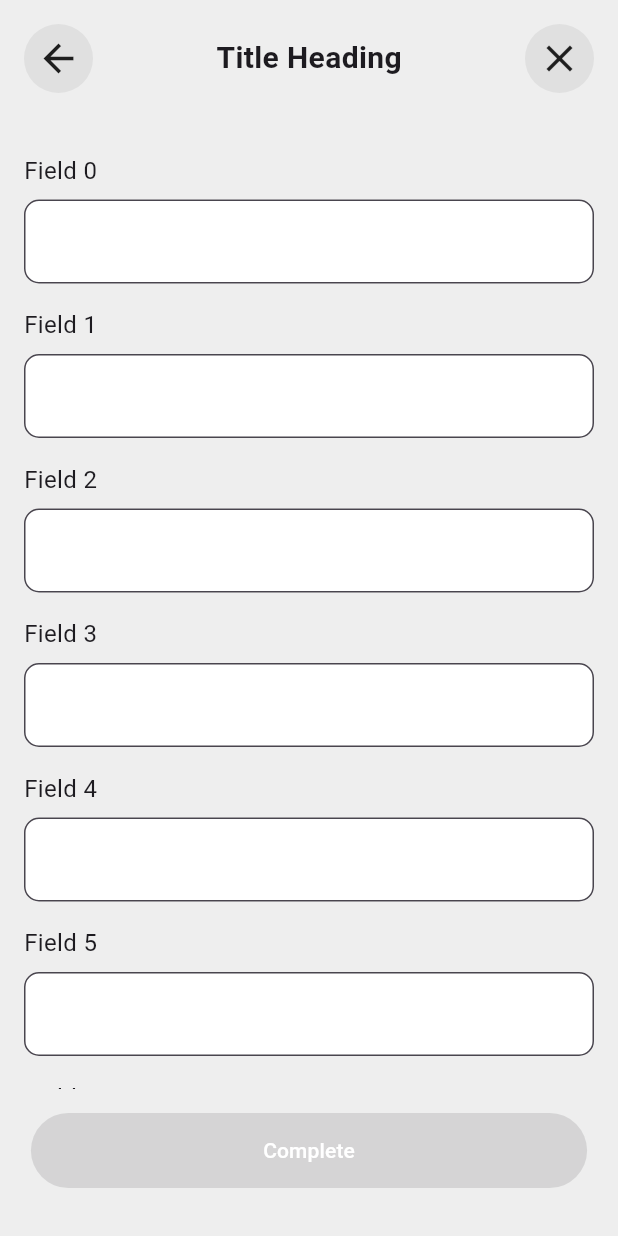
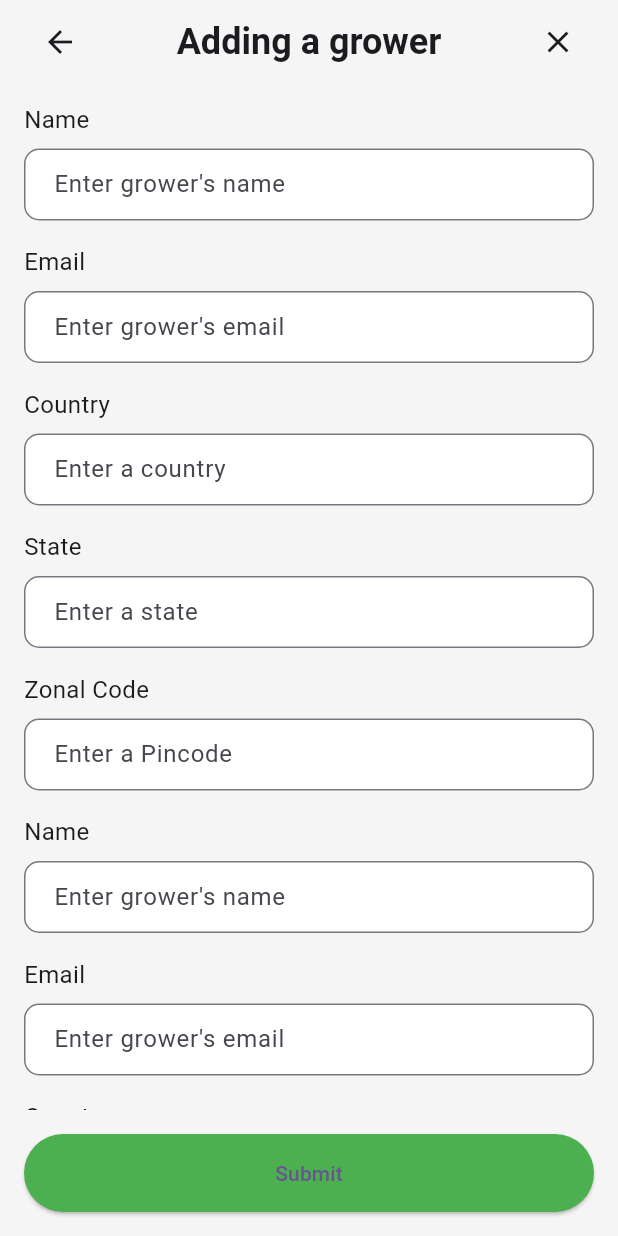
Before and after one commit to rajeev210403/tryapp, a Flutter app: the InputPage screen opened directly, after a tap on the "arrow back" icon, on a phone screen of 412 x 824 dp. Run offline on Flutter 3.47's test engine with Material 3 defaults, Android fonts, the phone set to English and light mode, and no system bars.

Commit message:
input form1

```diff
--- a/assets/jsonfiles/adding_a_grower.json
+++ b/assets/jsonfiles/adding_a_grower.json
@@ -1,5 +1,30 @@
 {
   "Adding a grower": [
+    {
+      "fieldname": "Name",
+      "type": "Text",
+      "label": "Enter grower's name"
+    },
+    {
+      "fieldname": "Email",
+      "type": "Email",
+      "label": "Enter grower's email"
+    },
+    {
+      "fieldname": "Country",
+      "type": "Text",
+      "label": "Enter a country"
+    },
+    {
+      "fieldname": "State",
+      "type": "Text",
+      "label": "Enter a state"
+    },
+    {
+      "fieldname": "Zonal Code",
+      "type": "Number",
+      "label": "Enter a Pincode"
+    },
     {
       "fieldname": "Name",
       "type": "Text",
--- a/lib/input.dart
+++ b/lib/input.dart
@@ -1,4 +1,6 @@
+import 'dart:convert';
 import 'package:flutter/material.dart';
+import 'package:flutter/services.dart';
 
 class InputPage extends StatefulWidget {
   @override
@@ -6,143 +8,76 @@ class InputPage extends StatefulWidget {
 }
 
 class _InputPageState extends State<InputPage> {
-  final List<TextEditingController> _controllers = List.generate(10, (_) => TextEditingController());
-  bool _isButtonEnabled = false;
+  Map<String, dynamic>? jsonData;
+  List<dynamic> fields = [];
+  bool isLoading = true;
+  String pageTitle = '';
 
   @override
   void initState() {
     super.initState();
-    for (var controller in _controllers) {
-      controller.addListener(_checkIfAllFieldsAreFilled);
+    loadJsonData();
+  }
+
+  Future<void> loadJsonData() async {
+    try {
+      final String response = await rootBundle.loadString('assets/jsonfiles/adding_a_grower.json');
+      final data = json.decode(response) as Map<String, dynamic>;
+      setState(() {
+        jsonData = data;
+        if (data.isNotEmpty) {
+          pageTitle = data.keys.first;
+          fields = data[pageTitle];
+        }
+        isLoading = false;
+      });
+    } catch (e) {
+      print("Error loading JSON data: $e");
+      setState(() {
+        isLoading = false;
+      });
     }
   }
 
-  @override
-  void dispose() {
-    for (var controller in _controllers) {
-      controller.removeListener(_checkIfAllFieldsAreFilled);
-      controller.dispose();
+  Widget buildInputField(Map<String, dynamic> field) {
+    TextInputType inputType;
+    switch (field['type']) {
+      case 'Text':
+        inputType = TextInputType.text;
+        break;
+      case 'Email':
+        inputType = TextInputType.emailAddress;
+        break;
+      case 'Number':
+        inputType = TextInputType.number;
+        break;
+      default:
+        inputType = TextInputType.text;
     }
-    super.dispose();
-  }
 
-  void _checkIfAllFieldsAreFilled() {
-    bool allFilled = _controllers.every((controller) => controller.text.isNotEmpty);
-    setState(() {
-      _isButtonEnabled = allFilled;
-    });
-  }
-
-  @override
-  Widget build(BuildContext context) {
-    return Scaffold(
-      body: SafeArea(
-        child: Container(
-          color: Colors.grey[200], // Set background color of the screen
-          padding: const EdgeInsets.only(bottom: 16.0),
-          child: Column(
-            children: [
-              // Top Segment
-              Container(
-                padding: EdgeInsets.all(16.0),
-                child: Row(
-                  mainAxisAlignment: MainAxisAlignment.spaceBetween,
-                  children: [
-                    _iconButton(Icons.arrow_back, () {
-                      // Implement back functionality
-                    }),
-                    Text(
-                      'Title Heading',
-                      style: TextStyle(fontSize: 20, fontWeight: FontWeight.bold),
-                    ),
-                    _iconButton(Icons.close, () {
-                      // Implement close functionality
-                    }),
-                  ],
-                ),
-              ),
-              // Middle Segment (Scrollable)
-              Expanded(
-                child: SingleChildScrollView(
-                  child: Padding(
-                    padding: EdgeInsets.all(16.0),
-                    child: Column(
-                      children: List.generate(10, (index) => _inputField('Field $index', _controllers[index])),
-                    ),
-                  ),
-                ),
-              ),
-              // Bottom Segment
-              Container(
-                width: double.infinity,
-                color: Colors.grey[200], // Set background color of the bottom segment
-                padding: EdgeInsets.symmetric(vertical: 16.0, horizontal: 16.0),
-                child: Center(
-                  child: Container(
-                    width: MediaQuery.of(context).size.width * 0.9, // 90% of the screen width
-                    height: 50.0, // The height should be half of the width for perfect semicircles
-                    child: ElevatedButton(
-                      onPressed: _isButtonEnabled ? () {
-                        // Implement submit functionality
-                      } : null,
-                      style: ElevatedButton.styleFrom(
-                        backgroundColor: _isButtonEnabled ? Colors.blue : Colors.green,
-                        shape: RoundedRectangleBorder(
-                          borderRadius: BorderRadius.horizontal(
-                            left: Radius.circular(25.0), // Half of the height
-                            right: Radius.circular(25.0), // Half of the height
-                          ),
-                        ),
-                        padding: EdgeInsets.symmetric(vertical: 12.0, horizontal: 20.0),
-                      ),
-                      child: Text(
-                        'Complete',
-                        style: TextStyle(color: Colors.white),
-                      ),
-                    ),
-                  ),
-                ),
-              ),
-            ],
-          ),
-        ),
-      ),
-    );
-  }
-
-  Widget _iconButton(IconData icon, VoidCallback onPressed) {
-    return InkWell(
-      onTap: onPressed,
-      borderRadius: BorderRadius.circular(30.0),
-      child: Container(
-        padding: EdgeInsets.all(8.0),
-        decoration: BoxDecoration(
-          shape: BoxShape.circle,
-          color: Colors.grey[300], // Light grey shade
-        ),
-        child: Icon(icon, size: 30),
-      ),
-    );
-  }
-
-  Widget _inputField(String label, TextEditingController controller) {
     return Padding(
-      padding: EdgeInsets.symmetric(vertical: 8.0),
+      padding: const EdgeInsets.symmetric(vertical: 8.0, horizontal: 16.0),
       child: Column(
         crossAxisAlignment: CrossAxisAlignment.start,
         children: [
           Text(
-            label,
+            field['fieldname'],
             style: TextStyle(fontSize: 16.0),
           ),
           SizedBox(height: 8.0),
-          TextField(
-            controller: controller,
-            decoration: InputDecoration(
-              filled: true,
-              fillColor: Colors.white, // Set background color of the input boxes to white
-              border: OutlineInputBorder(
-                borderRadius: BorderRadius.circular(10.0),
+          Container(
+            decoration: BoxDecoration(
+              color: Colors.white,
+              borderRadius: BorderRadius.circular(10.0),
+            ),
+            child: TextField(
+              keyboardType: inputType,
+              decoration: InputDecoration(
+                labelText: field['label'],
+                border: OutlineInputBorder(
+                  borderRadius: BorderRadius.circular(10.0),
+                ),
+                contentPadding: EdgeInsets.symmetric(horizontal: 16.0, vertical: 12.0),
               ),
             ),
           ),
@@ -150,4 +85,81 @@ class _InputPageState extends State<InputPage> {
       ),
     );
   }
+
+  @override
+  Widget build(BuildContext context) {
+    return Scaffold(
+      backgroundColor: Colors.grey[100],
+      appBar: PreferredSize(
+        preferredSize: Size.fromHeight(60.0), // Adjusted height for app bar
+        child: AppBar(
+          backgroundColor: Colors.grey[100],
+          title: Row(
+            mainAxisAlignment: MainAxisAlignment.spaceBetween,
+            children: [
+              IconButton(
+                icon: Icon(Icons.arrow_back),
+                onPressed: () {
+                  // Handle back action
+                },
+              ),
+              Expanded(
+                child: Text(
+                  pageTitle.isNotEmpty ? pageTitle : 'Loading...',
+                  textAlign: TextAlign.center,
+                  style: TextStyle(fontSize: 24.0, fontWeight: FontWeight.bold), // Increased font size
+                ),
+              ),
+              IconButton(
+                icon: Icon(Icons.close),
+                onPressed: () {
+                  // Handle close action
+                },
+              ),
+            ],
+          ),
+        ),
+      ),
+      body: isLoading
+          ? Center(child: CircularProgressIndicator())
+          : jsonData == null
+          ? Center(child: Text('Failed to load data'))
+          : Column(
+        children: <Widget>[
+          Expanded(
+            child: ListView.builder(
+              itemCount: fields.length,
+              itemBuilder: (context, index) {
+                return buildInputField(fields[index]);
+              },
+            ),
+          ),
+        ],
+      ),
+      bottomNavigationBar: Container(
+        padding: const EdgeInsets.all(16.0),
+        color: Colors.grey[100],
+        child: Row(
+          children: <Widget>[
+            Expanded(
+              child: ElevatedButton(
+                onPressed: () {
+                  // Handle submit action
+                },
+                child: Text('Submit'),
+                style: ElevatedButton.styleFrom(
+                  backgroundColor: Colors.green,
+                  padding: EdgeInsets.symmetric(vertical: 16.0),
+                ),
+              ),
+            ),
+          ],
+        ),
+      ),
+    );
+  }
 }
+
+void main() => runApp(MaterialApp(
+  home: InputPage(),
+));
--- a/lib/main.dart
+++ b/lib/main.dart
@@ -1,4 +1,6 @@
 import 'package:flutter/material.dart';
+import 'package:tryapp/growers_screen.dart';
+import 'package:tryapp/input.dart';
 import 'package:tryapp/login.dart';
 import 'splash_screen.dart'; // Import the splash screen
 import 'home_screen.dart';
@@ -20,7 +22,7 @@
         colorScheme: ColorScheme.fromSeed(seedColor: Colors.deepPurple),
         useMaterial3: true,
       ),
-      home: HomeScreen(),
+      home: InputPage(),
       // Set the splash screen as the home screen
     );
   }
--- a/pubspec.yaml
+++ b/pubspec.yaml
@@ -23,3 +23,4 @@ flutter:
   assets:
     - assets/images/splash_image.jpg
     - assets/jsonfiles/bottom_bar.json
+    - assets/jsonfiles/adding_a_grower.json
```
